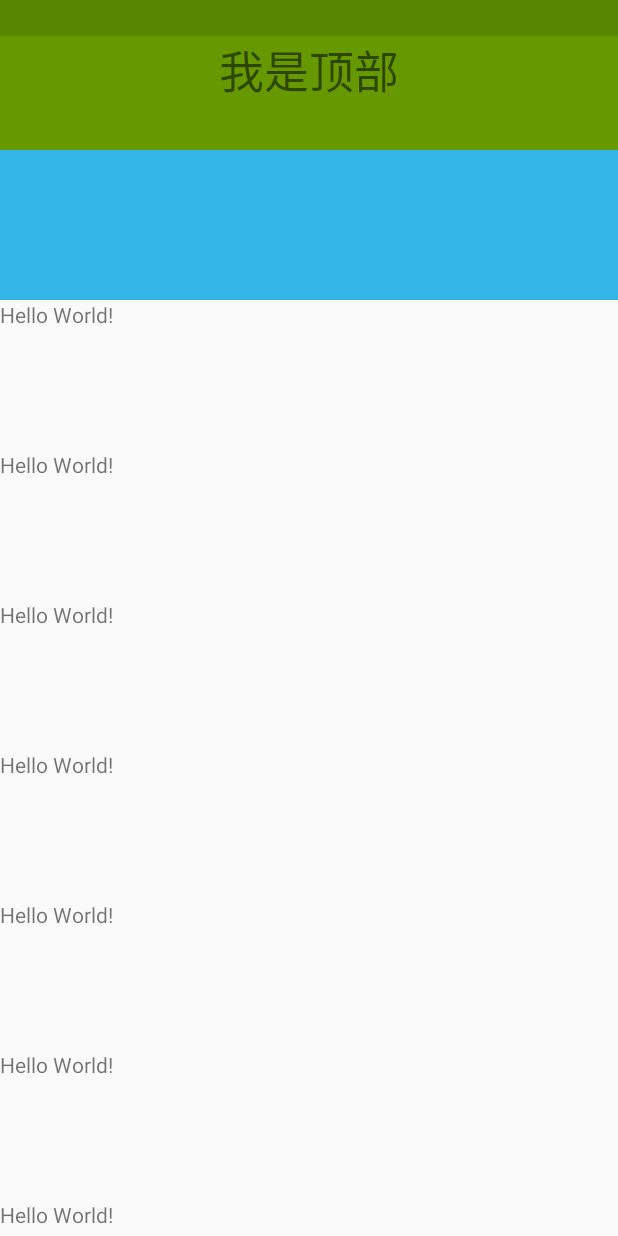
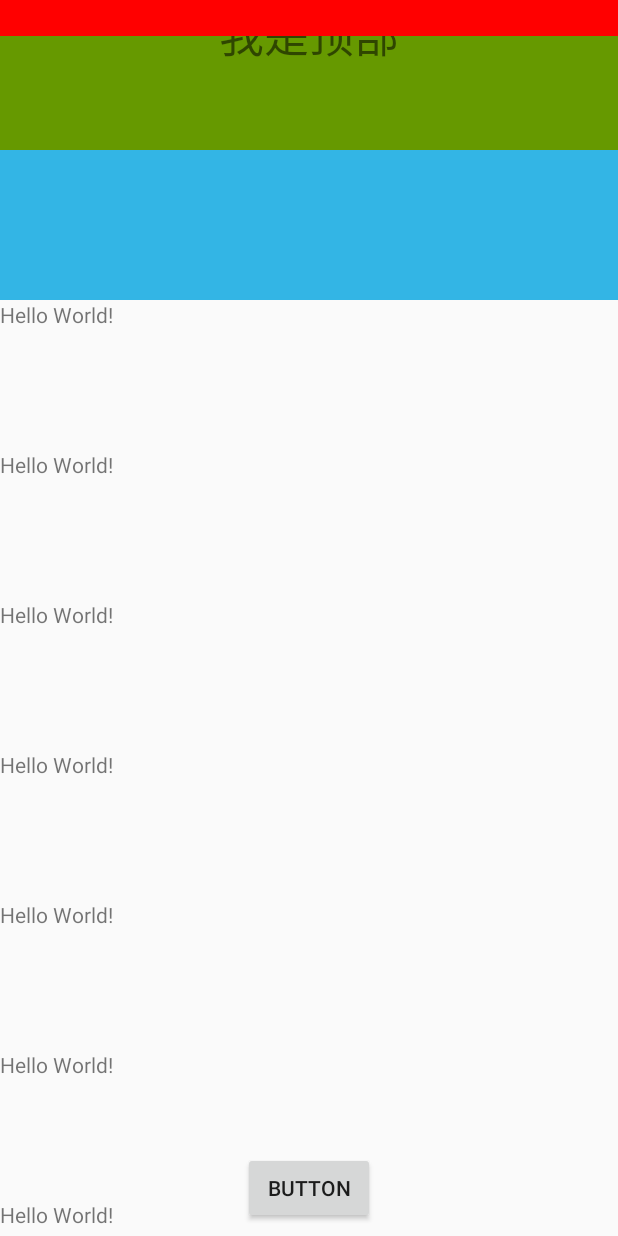
Before and after one commit to Gaojianan2016/StatusBarUtils, an Android app: the screen it shows after launch (MainActivity), on a phone screen of 412 x 824 dp. Run offline under Robolectric (Android 15) with nearby library versions, the phone set to English and light mode, and no system bars.

```diff
--- a/app/src/main/java/com/gjn/statusbarutils/MainActivity.java
+++ b/app/src/main/java/com/gjn/statusbarutils/MainActivity.java
@@ -1,5 +1,6 @@
 package com.gjn.statusbarutils;
 
+import android.graphics.Color;
 import android.os.Build;
 import android.os.Bundle;
 import android.support.v7.app.AppCompatActivity;
@@ -20,11 +21,7 @@ public class MainActivity extends AppCompatActivity {
         Log.e("-s-", "sdk = " + Build.VERSION.SDK_INT);
         Log.e("-s-", "BRAND = " + android.os.Build.BRAND);
 
-        if (Build.VERSION.SDK_INT > 23 || android.os.Build.BRAND.contains("Xiaomi")) {
-            StatusBarUtils.statusBarMode(this, true, getResources().getColor(R.color.colorTitle));
-            textView.setPadding(0, StatusBarUtils.getStatusBarHeight(this), 0, 0);
-        } else {
-            StatusBarUtils.statusBarMode(this, getResources().getColor(R.color.colorTitle));
-        }
+        StatusBarUtils.statusBarMode(this, true, Color.RED);
+        StatusBarUtils.setContentViewFitsSystemWindows(this, true);
     }
 }
--- a/app/src/main/res/layout/activity_main.xml
+++ b/app/src/main/res/layout/activity_main.xml
@@ -7,6 +7,7 @@
     tools:context="com.gjn.statusbarutils.MainActivity">
 
     <android.support.v4.widget.NestedScrollView
+        android:id="@+id/nestedScrollView"
         android:layout_width="match_parent"
         android:layout_height="match_parent"
         android:fillViewport="true">
@@ -14,7 +15,7 @@
         <LinearLayout
             android:layout_width="match_parent"
             android:layout_height="wrap_content"
-            android:orientation="vertical" >
+            android:orientation="vertical">
 
             <FrameLayout
                 android:layout_width="match_parent"
@@ -93,4 +94,19 @@
         app:layout_constraintStart_toStartOf="parent"
         app:layout_constraintTop_toTopOf="parent" />
 
+    <Button
+        android:id="@+id/button2"
+        android:layout_width="wrap_content"
+        android:layout_height="wrap_content"
+        android:layout_marginBottom="8dp"
+        android:layout_marginEnd="8dp"
+        android:layout_marginStart="8dp"
+        android:layout_marginTop="8dp"
+        android:text="Button"
+        app:layout_constraintBottom_toBottomOf="parent"
+        app:layout_constraintEnd_toEndOf="parent"
+        app:layout_constraintStart_toStartOf="parent"
+        app:layout_constraintTop_toTopOf="parent"
+        app:layout_constraintVertical_bias="1.0" />
+
 </android.support.constraint.ConstraintLayout>
```
Also changed, not shown: statusbarlibrary/src/main/java/com/gjn/statusbarlibrary/StatusBarUtils.java (+4 -4 lines).
